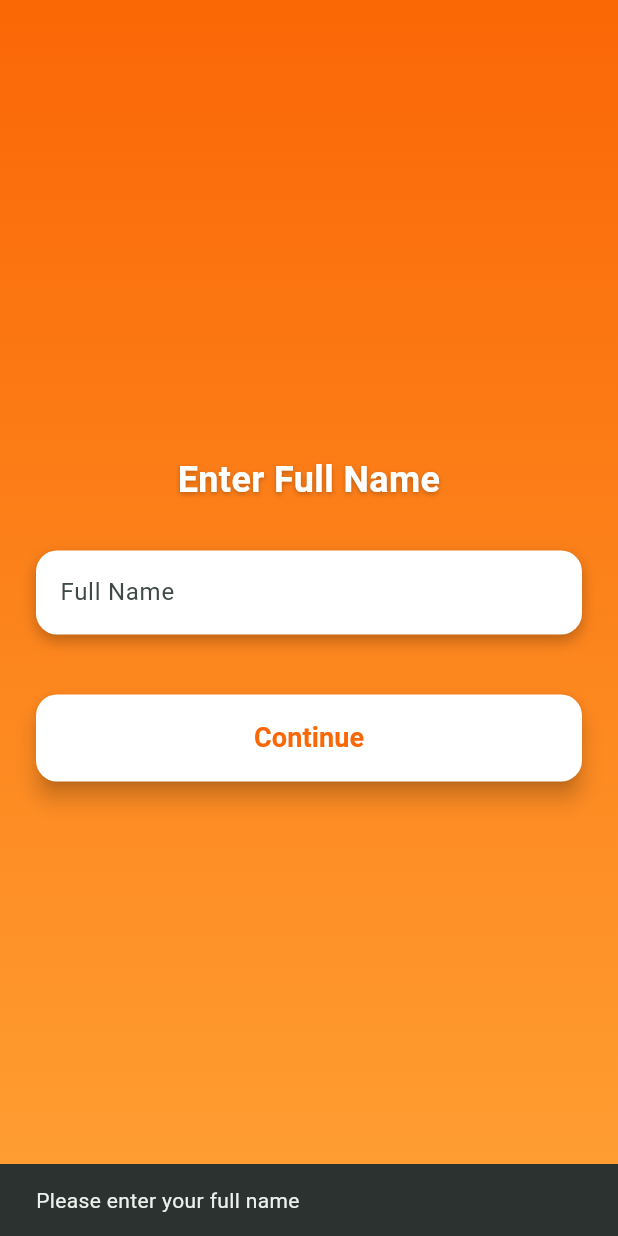
After one commit to Aadi1245/chatApp, a Flutter app: the UserInfo screen opened directly, after a tap on "Continue", on a phone screen of 412 x 824 dp. The commit adds this screen. Run offline on Flutter 3.47's test engine with Material 3 defaults, Android fonts, the phone set to English and light mode, and no system bars; our stand-ins replace bloc, cloud_firestore, dio, firebase_auth, firebase_core, firebase_messaging and 12 more; missing offline and left inert: app_settings, firebase_app_check, flutter_sound, giphy_get, record, stream_video and 1 more; accounts and stored records are empty; key blocks and very long unbroken strings in the code were emptied for the run.

Commit message:
user info ui added

```diff
--- a/lib/NewTest/signup_screen.dart
+++ b/lib/NewTest/signup_screen.dart
@@ -1,5 +1,6 @@
 import 'package:chattest/NewTest/home_screen.dart';
 import 'package:chattest/NewTest/login_with_otp_screen.dart';
+import 'package:chattest/NewTest/userInfo.dart';
 import 'package:flutter/material.dart';
 
 class SignupScreen extends StatefulWidget {
@@ -161,7 +162,7 @@ class _SignupScreenState extends State<SignupScreen>
                               // Handle register
                               Navigator.of(context).push(
                                 MaterialPageRoute(
-                                  builder: (context) => HomeScreen(),
+                                  builder: (context) => UserInfo(),
                                 ),
                               );
                             },
--- /dev/null
+++ b/lib/NewTest/userInfo.dart
@@ -0,0 +1,258 @@
+import 'package:flutter/material.dart';
+import 'package:intl/intl.dart';
+
+class UserInfo extends StatefulWidget {
+  const UserInfo({super.key});
+
+  @override
+  State<UserInfo> createState() => _UserInfoState();
+}
+
+class _UserInfoState extends State<UserInfo> {
+  final TextEditingController _nameController = TextEditingController();
+  final TextEditingController _placeController = TextEditingController();
+
+  String? _gender;
+  DateTime? _dob;
+  TimeOfDay? _tob;
+
+  int _currentStep = 0;
+
+  Future<void> _pickDateOfBirth() async {
+    final picked = await showDatePicker(
+      context: context,
+      initialDate: _dob ?? DateTime(2000),
+      firstDate: DateTime(1900),
+      lastDate: DateTime.now(),
+    );
+    if (picked != null) setState(() => _dob = picked);
+  }
+
+  Future<void> _pickTimeOfBirth() async {
+    final picked = await showTimePicker(
+      context: context,
+      initialTime: _tob ?? TimeOfDay.now(),
+    );
+    if (picked != null) setState(() => _tob = picked);
+  }
+
+  void _nextStep() {
+    if (_currentStep == 0 && _nameController.text.trim().isEmpty) {
+      _showError("Please enter your full name");
+    } else if (_currentStep == 1 && _dob == null) {
+      _showError("Please select date of birth");
+    } else if (_currentStep == 2 && _tob == null) {
+      _showError("Please select time of birth");
+    } else if (_currentStep == 3 && _placeController.text.trim().isEmpty) {
+      _showError("Please enter place of birth");
+    } else if (_currentStep == 4 && _gender == null) {
+      _showError("Please select gender");
+    } else {
+      if (_currentStep < 4) {
+        setState(() => _currentStep++);
+      } else {
+        _submitForm();
+      }
+    }
+  }
+
+  void _showError(String message) {
+    ScaffoldMessenger.of(context)
+        .showSnackBar(SnackBar(content: Text(message)));
+  }
+
+  void _submitForm() {
+    final name = _nameController.text.trim();
+    final place = _placeController.text.trim();
+    final dob = DateFormat.yMMMMd().format(_dob!);
+    final tob = _tob!.format(context);
+
+    print("Name: $name\nGender: $_gender\nDOB: $dob\nTOB: $tob\nPlace: $place");
+
+    ScaffoldMessenger.of(context).showSnackBar(
+      const SnackBar(content: Text("Details submitted successfully!")),
+    );
+  }
+
+  Widget _styledContainer({required Widget child}) {
+    return Container(
+      decoration: BoxDecoration(
+        color: Colors.white,
+        borderRadius: BorderRadius.circular(14),
+        boxShadow: const [
+          BoxShadow(
+            blurRadius: 8,
+            color: Colors.black26,
+            offset: Offset(0, 4),
+          ),
+        ],
+      ),
+      padding: const EdgeInsets.symmetric(horizontal: 16),
+      child: child,
+    );
+  }
+
+  Widget _buildStepContent() {
+    switch (_currentStep) {
+      case 0:
+        return _styledContainer(
+          child: TextField(
+            controller: _nameController,
+            decoration: const InputDecoration(
+              border: InputBorder.none,
+              labelText: "Full Name",
+            ),
+          ),
+        );
+      case 1:
+        return InkWell(
+          onTap: _pickDateOfBirth,
+          child: _styledContainer(
+            child: InputDecorator(
+              decoration: const InputDecoration(
+                labelText: "Date of Birth",
+                border: InputBorder.none,
+              ),
+              child: Text(
+                _dob != null
+                    ? DateFormat.yMMMMd().format(_dob!)
+                    : "Select Date",
+                style: TextStyle(
+                  color: _dob != null ? Colors.black : Colors.grey,
+                ),
+              ),
+            ),
+          ),
+        );
+      case 2:
+        return InkWell(
+          onTap: _pickTimeOfBirth,
+          child: _styledContainer(
+            child: InputDecorator(
+              decoration: const InputDecoration(
+                labelText: "Time of Birth",
+                border: InputBorder.none,
+              ),
+              child: Text(
+                _tob != null ? _tob!.format(context) : "Select Time",
+                style: TextStyle(
+                  color: _tob != null ? Colors.black : Colors.grey,
+                ),
+              ),
+            ),
+          ),
+        );
+      case 3:
+        return _styledContainer(
+          child: TextField(
+            controller: _placeController,
+            decoration: const InputDecoration(
+              border: InputBorder.none,
+              labelText: "Place of Birth",
+            ),
+          ),
+        );
+      case 4:
+        return _styledContainer(
+          child: DropdownButtonFormField<String>(
+            value: _gender,
+            decoration: const InputDecoration(
+              labelText: "Gender",
+              border: InputBorder.none,
+            ),
+            items: ['Male', 'Female', 'Other']
+                .map((g) => DropdownMenuItem(value: g, child: Text(g)))
+                .toList(),
+            onChanged: (value) => setState(() => _gender = value),
+          ),
+        );
+      default:
+        return const SizedBox();
+    }
+  }
+
+  String _getStepTitle() {
+    switch (_currentStep) {
+      case 0:
+        return "Enter Full Name";
+      case 1:
+        return "Select Date of Birth";
+      case 2:
+        return "Select Time of Birth";
+      case 3:
+        return "Enter Place of Birth";
+      case 4:
+        return "Select Gender";
+      default:
+        return "";
+    }
+  }
+
+  @override
+  Widget build(BuildContext context) {
+    return Scaffold(
+      body: Container(
+        decoration: const BoxDecoration(
+          gradient: LinearGradient(
+            colors: [
+              Color.fromARGB(255, 250, 103, 5),
+              Color.fromARGB(255, 255, 160, 52),
+            ],
+            begin: Alignment.topCenter,
+            end: Alignment.bottomCenter,
+          ),
+        ),
+        padding: const EdgeInsets.all(24),
+        child: Center(
+          child: SingleChildScrollView(
+            child: Column(
+              children: [
+                Text(
+                  _getStepTitle(),
+                  style: const TextStyle(
+                    fontSize: 24,
+                    fontWeight: FontWeight.w600,
+                    color: Colors.white,
+                    shadows: [
+                      Shadow(
+                        offset: Offset(0, 1),
+                        blurRadius: 4,
+                        color: Colors.black26,
+                      )
+                    ],
+                  ),
+                  textAlign: TextAlign.center,
+                ),
+                const SizedBox(height: 30),
+                _buildStepContent(),
+                const SizedBox(height: 40),
+                SizedBox(
+                  width: double.infinity,
+                  child: ElevatedButton(
+                    onPressed: _nextStep,
+                    style: ElevatedButton.styleFrom(
+                      backgroundColor: Colors.white,
+                      foregroundColor: const Color.fromARGB(255, 250, 103, 5),
+                      padding: const EdgeInsets.symmetric(vertical: 16),
+                      elevation: 6,
+                      shape: RoundedRectangleBorder(
+                        borderRadius: BorderRadius.circular(14),
+                      ),
+                    ),
+                    child: Text(
+                      _currentStep < 4 ? "Continue" : "Submit",
+                      style: const TextStyle(
+                        fontSize: 18,
+                        fontWeight: FontWeight.w600,
+                      ),
+                    ),
+                  ),
+                ),
+              ],
+            ),
+          ),
+        ),
+      ),
+    );
+  }
+}
```
